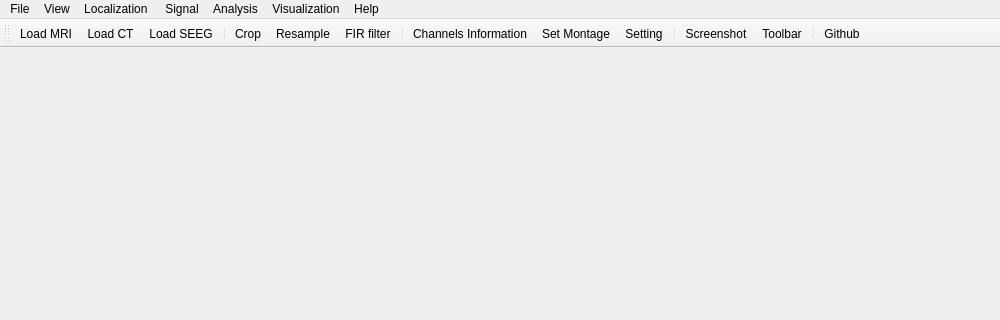
The window that iEEGTool/gui/ui/main.ui (ZhengLiu97/iEEGTool) describes before a commit, drawn with Qt 5; both pictures show x 0 to 1000 and y 0 to 320 of the 1000 by 666 pixel window.
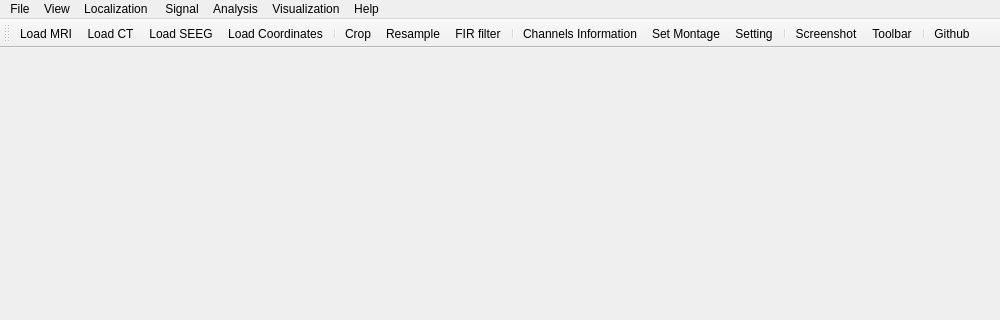
The same window after the commit. Icons and pictures are not drawn.

```diff
--- a/iEEGTool/gui/ui/main.ui
+++ b/iEEGTool/gui/ui/main.ui
@@ -66,6 +66,7 @@
    <addaction name="_load_t1_action"/>
    <addaction name="_load_ct_action"/>
    <addaction name="_load_ieeg_action"/>
+   <addaction name="_load_coordinates_action"/>
    <addaction name="separator"/>
    <addaction name="_crop_ieeg_action"/>
    <addaction name="_resample_ieeg_action"/>
```
Left out of the diff: 2 changed lines with no effect on the pictures.
